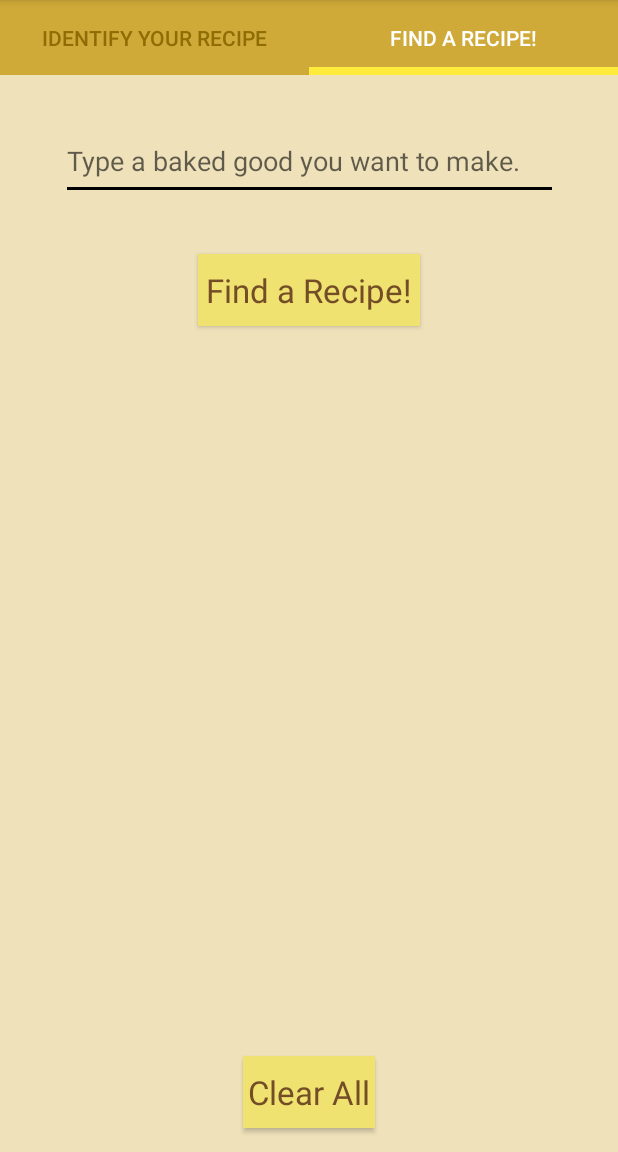
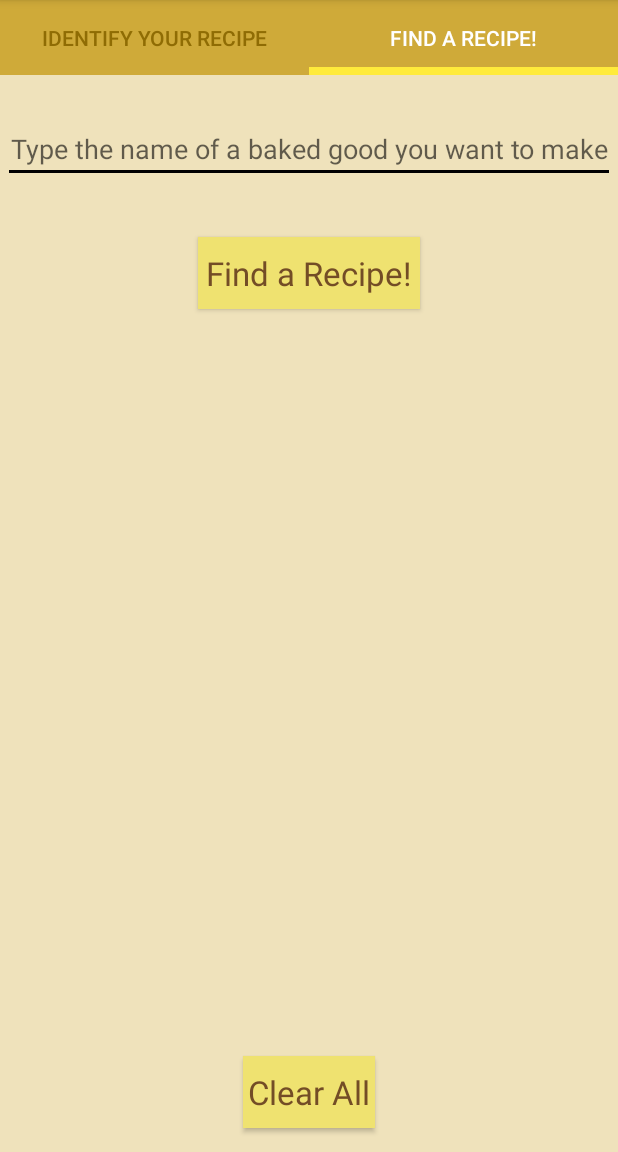
Before and after one commit to kevin2hang/FlourTreats, an Android app: the screen it shows after launch (MainActivity), tab 2 chosen, on a phone screen of 412 x 824 dp, the part 84-1236 px from its top. Run offline under Robolectric (Android 15) with nearby library versions, the phone set to English and light mode, and no system bars.

Commit message:
Edited hint in TextView

```diff
--- a/app/src/main/res/layout/fragment_search_recipes.xml
+++ b/app/src/main/res/layout/fragment_search_recipes.xml
@@ -9,11 +9,12 @@
 
     <EditText
         android:id="@+id/recipeNameEditTxt"
-        android:layout_width="331dp"
-        android:layout_height="51dp"
+        android:layout_width="408dp"
+        android:layout_height="40dp"
         android:layout_marginTop="32dp"
         android:ems="10"
-        android:hint="Type a baked good you want to make."
+        android:gravity="center"
+        android:hint="Type the name of a baked good you want to make"
         android:inputType="textPersonName"
         android:textColorHighlight="#B7EDF4"
         android:textColorLink="#000000"
```
